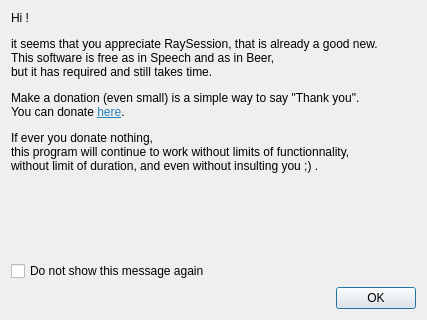
Old version of the form resources/ui/donations.ui in the repository Houston4444/RaySession.
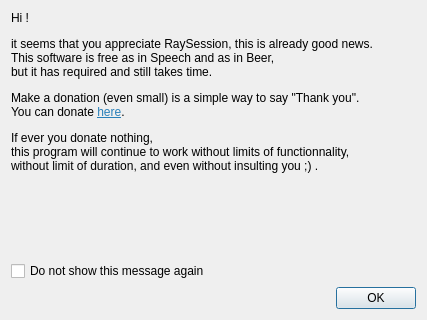
New version of the form.

Patch:
```diff
--- a/resources/ui/donations.ui
+++ b/resources/ui/donations.ui
@@ -17,7 +17,7 @@
    <item>
     <widget class="QLabel" name="label">
      <property name="text">
-      <string>&lt;html&gt;&lt;head/&gt;&lt;body&gt;&lt;p&gt;Hi !&lt;/p&gt;&lt;p&gt;it seems that you appreciate RaySession, that is already a good new.&lt;br/&gt;This software is free as in Speech and as in Beer,&lt;br/&gt;but it has required and still takes time.&lt;/p&gt;&lt;p&gt;Make a donation (even small) is a simple way to say &amp;quot;Thank you&amp;quot;.&lt;br/&gt;You can donate &lt;a href=&quot;https://liberapay.com/Houston4444&quot;&gt;&lt;span style=&quot; text-decoration: underline; color:#2980b9;&quot;&gt;here&lt;/span&gt;&lt;/a&gt;.&lt;/p&gt;&lt;p&gt;If ever you donate nothing,&lt;br/&gt;this program will continue to work without limits of functionnality,&lt;br/&gt;without limit of duration, and even without insulting you ;) .&lt;/p&gt;&lt;/body&gt;&lt;/html&gt;</string>
+      <string>&lt;html&gt;&lt;head/&gt;&lt;body&gt;&lt;p&gt;Hi !&lt;/p&gt;&lt;p&gt;it seems that you appreciate RaySession, this is already good news.&lt;br/&gt;This software is free as in Speech and as in Beer,&lt;br/&gt;but it has required and still takes time.&lt;/p&gt;&lt;p&gt;Make a donation (even small) is a simple way to say &amp;quot;Thank you&amp;quot;.&lt;br/&gt;You can donate &lt;a href=&quot;https://liberapay.com/Houston4444&quot;&gt;&lt;span style=&quot; text-decoration: underline; color:#2980b9;&quot;&gt;here&lt;/span&gt;&lt;/a&gt;.&lt;/p&gt;&lt;p&gt;If ever you donate nothing,&lt;br/&gt;this program will continue to work without limits of functionnality,&lt;br/&gt;without limit of duration, and even without insulting you ;) .&lt;/p&gt;&lt;/body&gt;&lt;/html&gt;</string>
      </property>
      <property name="openExternalLinks">
       <bool>true</bool>
```
